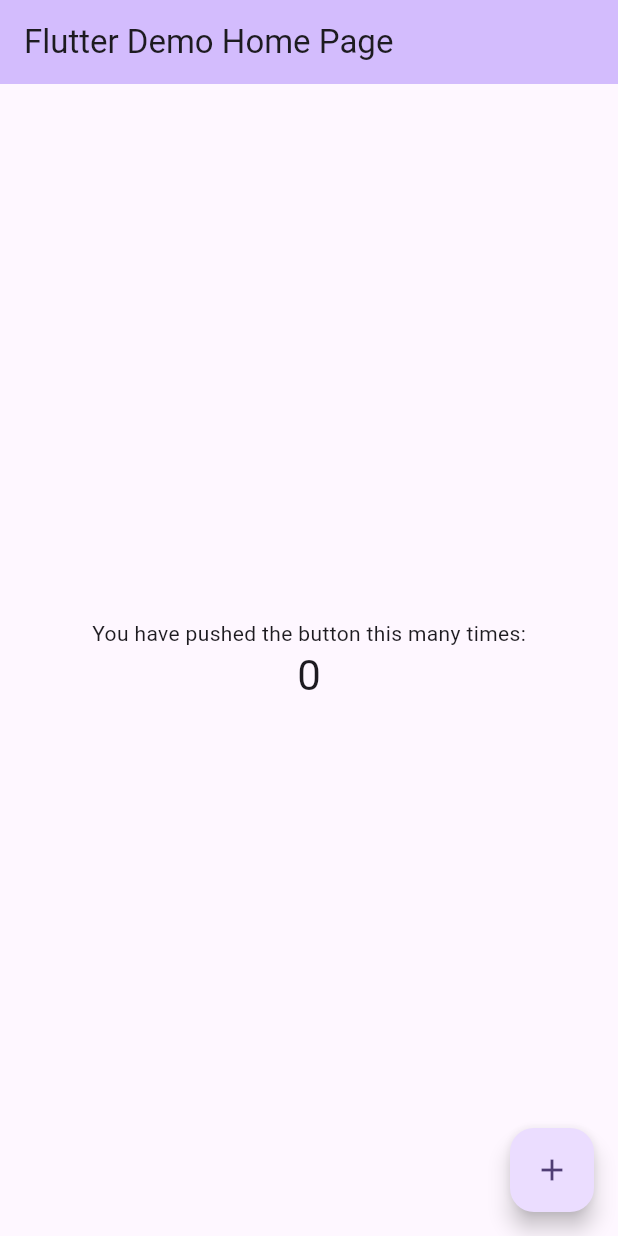
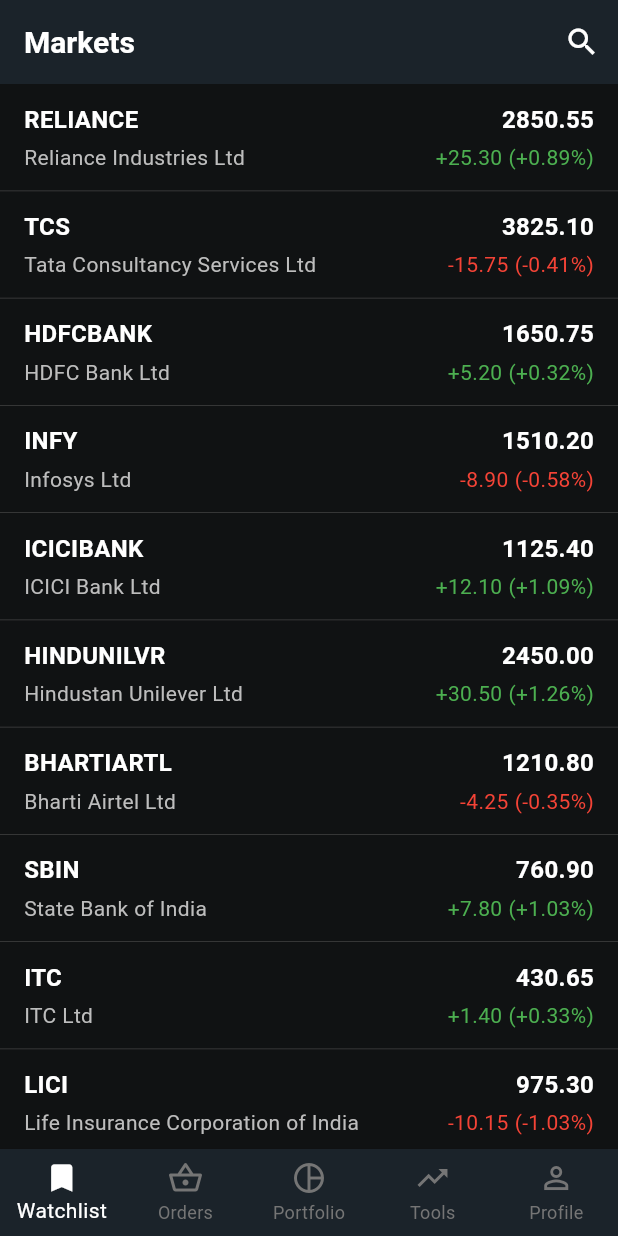
Before and after one commit to could-ai/019a5235-e3bd-73a0-a3cb-3f5d3776446d, a Flutter app: the screen it shows after launch, on a phone screen of 412 x 824 dp. Run offline on Flutter 3.47's test engine with Material 3 defaults, Android fonts, the phone set to English and light mode, and no system bars.

Commit message:
I have updated the main.dart file to serve as the entry point for our new trading application. I've removed the default counter app and configured the MaterialApp to use a custom dark theme, which is more suitable for a trading app. The home screen is now set to a new `HomeScreen` widget, which will display the stock watchlist. This change establishes the foundational structure and look-and-feel of the application.; To ensure a consistent and professional look for our trading app, I've created a dedicated theme file. This file, `app_theme.dart`, defines a dark theme with a specific color palette commonly found in financial applications. It sets colors for the background, app bar, text, and other UI elements. Centralizing the theme here allows for easy modification of the app's appearance in the future and ensures all screens will share the same design language.; I've created a `Stock` model to represent the data for each stock in our watchlist. This class encapsulates all the necessary information, such as the stock symbol, company name, price, and daily change. Using a dedicated model like this makes the code cleaner, more organized, and easier to manage. It separates the data structure from the UI, which is a fundamental principle of good software architecture.; I have created the main `HomeScreen` for the application. This screen features an app bar with a title and a search icon, a list view to display the stock watchlist, and a bottom navigation bar for easy access to other key sections of the app like Orders and Portfolio. For now, the watchlist is populated with mock data, which allows us to build and test the UI without needing a live data feed. This screen serves as the central hub of the application.; To display each stock in the watchlist, I've created a reusable `StockListItem` widget. This widget is responsible for the layout and presentation of a single stock's information, including its symbol, name, price, and daily change. A key feature is the dynamic color-coding for the stock's price change—green for positive and red for negative—which provides an immediate visual cue to the user. Creating this as a separate widget makes our code more modular and easier to maintain.

```diff
--- a/usr/lib/main.dart
+++ b/usr/lib/main.dart
@@ -1,4 +1,6 @@
 import 'package:flutter/material.dart';
+import 'screens/home_screen.dart';
+import 'theme/app_theme.dart';
 
 void main() {
   runApp(const MyApp());
@@ -7,114 +9,13 @@ void main() {
 class MyApp extends StatelessWidget {
   const MyApp({super.key});
 
-  // This widget is the root of your application.
   @override
   Widget build(BuildContext context) {
     return MaterialApp(
-      title: 'Flutter Demo',
+      title: 'Trading App',
       debugShowCheckedModeBanner: false,
-      theme: ThemeData(
-        // This is the theme of your application.
-        //
-        // TRY THIS: Try running your application with "flutter run". You'll see
-        // the application has a purple toolbar. Then, without quitting the app,
-        // try changing the seedColor in the colorScheme below to Colors.green
-        // and then invoke "hot reload" (save your changes or press the "hot
-        // reload" button in a Flutter-supported IDE, or press "r" if you used
-        // the command line to start the app).
-        //
-        // Notice that the counter didn't reset back to zero; the application
-        // state is not lost during the reload. To reset the state, use hot
-        // restart instead.
-        //
-        // This works for code too, not just values: Most code changes can be
-        // tested with just a hot reload.
-        colorScheme: ColorScheme.fromSeed(seedColor: Colors.deepPurple),
-      ),
-      home: const MyHomePage(title: 'Flutter Demo Home Page'),
+      theme: AppTheme.darkTheme,
+      home: const HomeScreen(),
     );
   }
 }
-
-class MyHomePage extends StatefulWidget {
-  const MyHomePage({super.key, required this.title});
-
-  // This widget is the home page of your application. It is stateful, meaning
-  // that it has a State object (defined below) that contains fields that affect
-  // how it looks.
-
-  // This class is the configuration for the state. It holds the values (in this
-  // case the title) provided by the parent (in this case the App widget) and
-  // used by the build method of the State. Fields in a Widget subclass are
-  // always marked "final".
-
-  final String title;
-
-  @override
-  State<MyHomePage> createState() => _MyHomePageState();
-}
-
-class _MyHomePageState extends State<MyHomePage> {
-  int _counter = 0;
-
-  void _incrementCounter() {
-    setState(() {
-      // This call to setState tells the Flutter framework that something has
-      // changed in this State, which causes it to rerun the build method below
-      // so that the display can reflect the updated values. If we changed
-      // _counter without calling setState(), then the build method would not be
-      // called again, and so nothing would appear to happen.
-      _counter++;
-    });
-  }
-
-  @override
-  Widget build(BuildContext context) {
-    // This method is rerun every time setState is called, for instance as done
-    // by the _incrementCounter method above.
-    //
-    // The Flutter framework has been optimized to make rerunning build methods
-    // fast, so that you can just rebuild anything that needs updating rather
-    // than having to individually change instances of widgets.
-    return Scaffold(
-      appBar: AppBar(
-        // TRY THIS: Try changing the color here to a specific color (to
-        // Colors.amber, perhaps?) and trigger a hot reload to see the AppBar
-        // change color while the other colors stay the same.
-        backgroundColor: Theme.of(context).colorScheme.inversePrimary,
-        // Here we take the value from the MyHomePage object that was created by
-        // the App.build method, and use it to set our appbar title.
-        title: Text(widget.title),
-      ),
-      body: Center(
-        // Center is a layout widget. It takes a single child and positions it
-        // in the middle of the parent.
-        child: Column(
-          // Column is also a layout widget. It takes a list of children and
-          // arranges them vertically. By default, it sizes itself to fit its
-          // children horizontally, and tries to be as tall as its parent.
-          //
-          // Column has various properties to control how it sizes itself and
-          // how it positions its children. Here we use mainAxisAlignment to
-          // center the children vertically; the main axis here is the vertical
-          // axis because Columns are vertical (the cross axis would be
-          // horizontal).
-          //
-          // TRY THIS: Invoke "debug painting" (choose the "Toggle Debug Paint"
-          // action in the IDE, or press "p" in the console), to see the
-          // wireframe for each widget.
-          mainAxisAlignment: MainAxisAlignment.center,
-          children: <Widget>[
-            const Text('You have pushed the button this many times:'),
-            Text('$_counter', style: Theme.of(context).textTheme.headlineMedium),
-          ],
-        ),
-      ),
-      floatingActionButton: FloatingActionButton(
-        onPressed: _incrementCounter,
-        tooltip: 'Increment',
-        child: const Icon(Icons.add),
-      ), // This trailing comma makes auto-formatting nicer for build methods.
-    );
-  }
-}
--- /dev/null
+++ b/usr/lib/models/stock.dart
@@ -0,0 +1,15 @@
+class Stock {
+  final String symbol;
+  final String companyName;
+  final double price;
+  final double change;
+  final double changePercentage;
+
+  Stock({
+    required this.symbol,
+    required this.companyName,
+    required this.price,
+    required this.change,
+    required this.changePercentage,
+  });
+}
--- /dev/null
+++ b/usr/lib/screens/home_screen.dart
@@ -0,0 +1,81 @@
+import 'package:flutter/material.dart';
+import '../models/stock.dart';
+import '../widgets/stock_list_item.dart';
+
+class HomeScreen extends StatefulWidget {
+  const HomeScreen({super.key});
+
+  @override
+  State<HomeScreen> createState() => _HomeScreenState();
+}
+
+class _HomeScreenState extends State<HomeScreen> {
+  final List<Stock> _watchlist = [
+    Stock(symbol: 'RELIANCE', companyName: 'Reliance Industries Ltd', price: 2850.55, change: 25.30, changePercentage: 0.89),
+    Stock(symbol: 'TCS', companyName: 'Tata Consultancy Services Ltd', price: 3825.10, change: -15.75, changePercentage: -0.41),
+    Stock(symbol: 'HDFCBANK', companyName: 'HDFC Bank Ltd', price: 1650.75, change: 5.20, changePercentage: 0.32),
+    Stock(symbol: 'INFY', companyName: 'Infosys Ltd', price: 1510.20, change: -8.90, changePercentage: -0.58),
+    Stock(symbol: 'ICICIBANK', companyName: 'ICICI Bank Ltd', price: 1125.40, change: 12.10, changePercentage: 1.09),
+    Stock(symbol: 'HINDUNILVR', companyName: 'Hindustan Unilever Ltd', price: 2450.00, change: 30.50, changePercentage: 1.26),
+    Stock(symbol: 'BHARTIARTL', companyName: 'Bharti Airtel Ltd', price: 1210.80, change: -4.25, changePercentage: -0.35),
+    Stock(symbol: 'SBIN', companyName: 'State Bank of India', price: 760.90, change: 7.80, changePercentage: 1.03),
+    Stock(symbol: 'ITC', companyName: 'ITC Ltd', price: 430.65, change: 1.40, changePercentage: 0.33),
+    Stock(symbol: 'LICI', companyName: 'Life Insurance Corporation of India', price: 975.30, change: -10.15, changePercentage: -1.03),
+  ];
+
+  @override
+  Widget build(BuildContext context) {
+    return Scaffold(
+      appBar: AppBar(
+        title: const Text('Markets'),
+        actions: [
+          IconButton(
+            icon: const Icon(Icons.search),
+            onPressed: () {
+              // Handle search action
+            },
+          ),
+        ],
+      ),
+      body: ListView.builder(
+        itemCount: _watchlist.length,
+        itemBuilder: (context, index) {
+          return StockListItem(stock: _watchlist[index]);
+        },
+      ),
+      bottomNavigationBar: BottomNavigationBar(
+        backgroundColor: const Color(0xFF1B232A),
+        selectedItemColor: Colors.white,
+        unselectedItemColor: Colors.grey[600],
+        type: BottomNavigationBarType.fixed,
+        items: const [
+          BottomNavigationBarItem(
+            icon: Icon(Icons.bookmark_border),
+            activeIcon: Icon(Icons.bookmark),
+            label: 'Watchlist',
+          ),
+          BottomNavigationBarItem(
+            icon: Icon(Icons.shopping_basket_outlined),
+            activeIcon: Icon(Icons.shopping_basket),
+            label: 'Orders',
+          ),
+          BottomNavigationBarItem(
+            icon: Icon(Icons.pie_chart_outline),
+            activeIcon: Icon(Icons.pie_chart),
+            label: 'Portfolio',
+          ),
+          BottomNavigationBarItem(
+            icon: Icon(Icons.trending_up),
+            activeIcon: Icon(Icons.trending_up),
+            label: 'Tools',
+          ),
+          BottomNavigationBarItem(
+            icon: Icon(Icons.person_outline),
+            activeIcon: Icon(Icons.person),
+            label: 'Profile',
+          ),
+        ],
+      ),
+    );
+  }
+}
--- /dev/null
+++ b/usr/lib/theme/app_theme.dart
@@ -0,0 +1,40 @@
+import 'package:flutter/material.dart';
+
+class AppTheme {
+  static final ThemeData darkTheme = ThemeData(
+    brightness: Brightness.dark,
+    primaryColor: Colors.blueGrey[900],
+    scaffoldBackgroundColor: const Color(0xFF101213),
+    appBarTheme: AppBarTheme(
+      color: const Color(0xFF1B232A),
+      elevation: 0,
+      titleTextStyle: const TextStyle(
+        color: Colors.white,
+        fontSize: 20,
+        fontWeight: FontWeight.bold,
+      ),
+      iconTheme: const IconThemeData(color: Colors.white),
+    ),
+    cardColor: const Color(0xFF1B232A),
+    textTheme: const TextTheme(
+      bodyLarge: TextStyle(color: Colors.white),
+      bodyMedium: TextStyle(color: Colors.white70),
+      titleLarge: TextStyle(color: Colors.white, fontWeight: FontWeight.bold),
+    ),
+    iconTheme: const IconThemeData(color: Colors.white),
+    buttonTheme: ButtonThemeData(
+      buttonColor: Colors.teal,
+      textTheme: ButtonTextTheme.primary,
+    ),
+    colorScheme: ColorScheme.dark(
+      primary: Colors.teal,
+      secondary: Colors.tealAccent,
+      background: const Color(0xFF101213),
+      surface: const Color(0xFF1B232A),
+      onPrimary: Colors.white,
+      onSecondary: Colors.black,
+      onBackground: Colors.white,
+      onSurface: Colors.white,
+    ),
+  );
+}
--- /dev/null
+++ b/usr/lib/widgets/stock_list_item.dart
@@ -0,0 +1,85 @@
+import 'package:flutter/material.dart';
+import '../models/stock.dart';
+
+class StockListItem extends StatelessWidget {
+  final Stock stock;
+
+  const StockListItem({super.key, required this.stock});
+
+  @override
+  Widget build(BuildContext context) {
+    final Color changeColor = stock.change.isNegative ? Colors.red : Colors.green;
+    final String changePrefix = stock.change.isNegative ? '' : '+';
+
+    return Container(
+      padding: const EdgeInsets.symmetric(horizontal: 16.0, vertical: 12.0),
+      decoration: BoxDecoration(
+        border: Border(
+          bottom: BorderSide(color: Colors.grey[800]!, width: 0.5),
+        ),
+      ),
+      child: Row(
+        mainAxisAlignment: MainAxisAlignment.spaceBetween,
+        children: [
+          Expanded(
+            child: Column(
+              crossAxisAlignment: CrossAxisAlignment.start,
+              children: [
+                Text(
+                  stock.symbol,
+                  style: const TextStyle(
+                    color: Colors.white,
+                    fontWeight: FontWeight.bold,
+                    fontSize: 16,
+                  ),
+                ),
+                const SizedBox(height: 4),
+                Text(
+                  stock.companyName,
+                  style: TextStyle(
+                    color: Colors.grey[400],
+                    fontSize: 14,
+                  ),
+                  overflow: TextOverflow.ellipsis,
+                ),
+              ],
+            ),
+          ),
+          Column(
+            crossAxisAlignment: CrossAxisAlignment.end,
+            children: [
+              Text(
+                stock.price.toStringAsFixed(2),
+                style: const TextStyle(
+                  color: Colors.white,
+                  fontWeight: FontWeight.bold,
+                  fontSize: 16,
+                ),
+              ),
+              const SizedBox(height: 4),
+              Row(
+                children: [
+                  Text(
+                    '$changePrefix${stock.change.toStringAsFixed(2)}',
+                    style: TextStyle(
+                      color: changeColor,
+                      fontSize: 14,
+                    ),
+                  ),
+                  const SizedBox(width: 4),
+                  Text(
+                    '($changePrefix${stock.changePercentage.toStringAsFixed(2)}%)',
+                    style: TextStyle(
+                      color: changeColor,
+                      fontSize: 14,
+                    ),
+                  ),
+                ],
+              ),
+            ],
+          ),
+        ],
+      ),
+    );
+  }
+}
```
